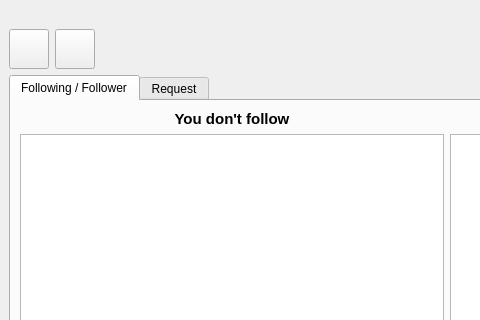
Above: mainwindow.ui from Garoth93/Cpp-Insta-json-analyzer before the change; both pictures show x 0 to 480 and y 0 to 320 of the 893 by 600 pixel window. Below: the same form after it.
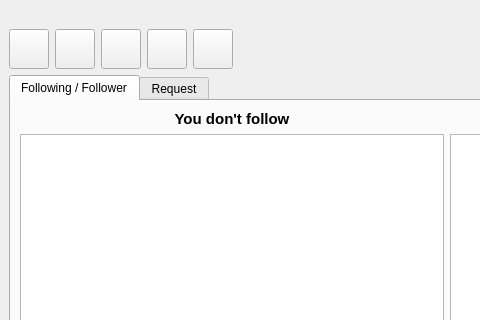
That is the form after the change.

What changed in the file:
```diff
--- a/mainwindow.ui
+++ b/mainwindow.ui
@@ -75,6 +75,72 @@
           </property>
          </widget>
         </item>
+        <item>
+         <widget class="QPushButton" name="pb_txtDontFollow">
+          <property name="minimumSize">
+           <size>
+            <width>40</width>
+            <height>40</height>
+           </size>
+          </property>
+          <property name="maximumSize">
+           <size>
+            <width>40</width>
+            <height>40</height>
+           </size>
+          </property>
+          <property name="toolTip">
+           <string>Elaborate data</string>
+          </property>
+          <property name="text">
+           <string/>
+          </property>
+         </widget>
+        </item>
+        <item>
+         <widget class="QPushButton" name="pb_txtTheyDontFollow">
+          <property name="minimumSize">
+           <size>
+            <width>40</width>
+            <height>40</height>
+           </size>
+          </property>
+          <property name="maximumSize">
+           <size>
+            <width>40</width>
+            <height>40</height>
+           </size>
+          </property>
+          <property name="toolTip">
+           <string>Elaborate data</string>
+          </property>
+          <property name="text">
+           <string/>
+          </property>
+         </widget>
+        </item>
+        <item>
+         <widget class="QPushButton" name="pb_txtPending">
+          <property name="minimumSize">
+           <size>
+            <width>40</width>
+            <height>40</height>
+           </size>
+          </property>
+          <property name="maximumSize">
+           <size>
+            <width>40</width>
+            <height>40</height>
+           </size>
+          </property>
+          <property name="toolTip">
+           <string>Elaborate data</string>
+          </property>
+          <property name="text">
+           <string/>
+          </property>
+         </widget>
+        </item>
         <item>
          <spacer name="horizontalSpacer">
           <property name="orientation">
```
